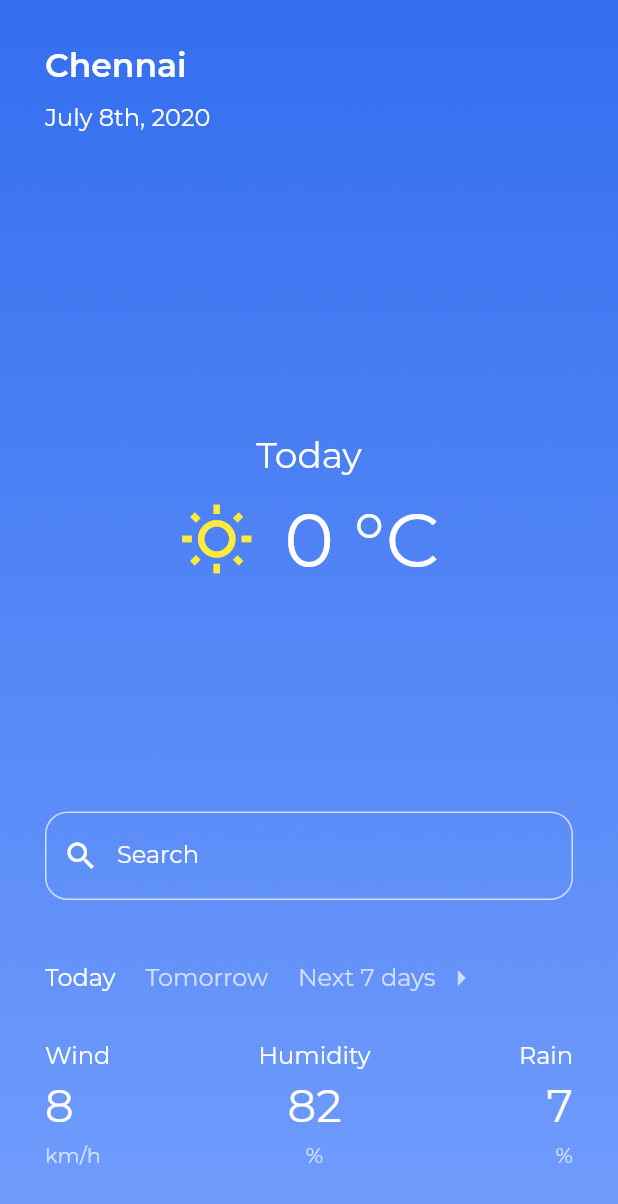
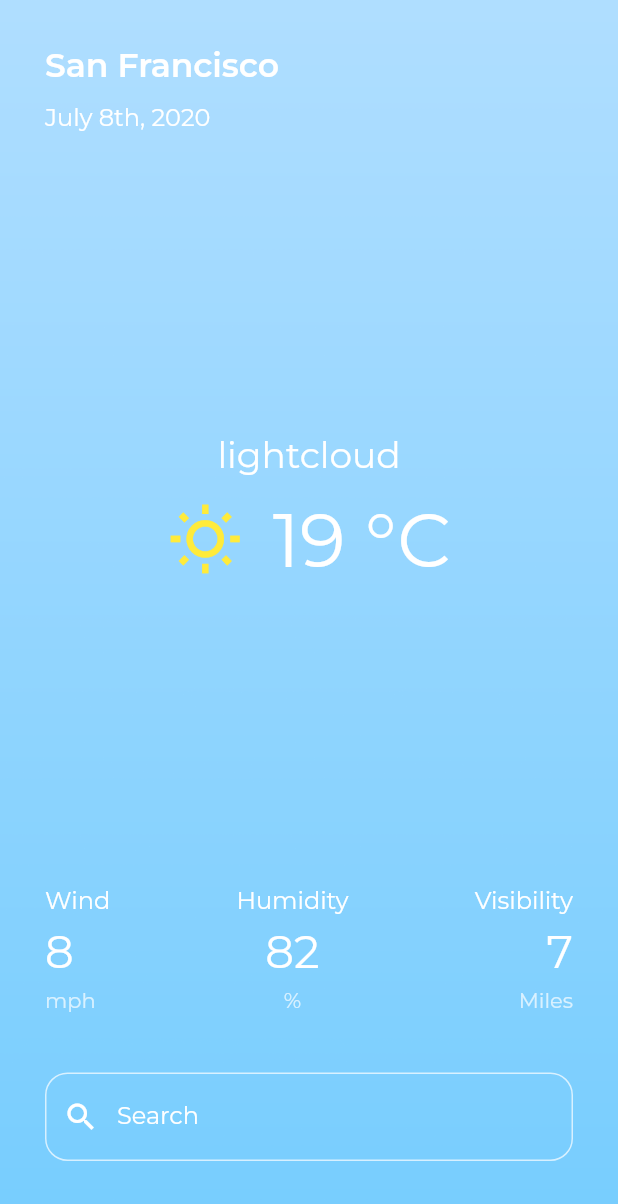
Before and after one commit to derryraja/WeatherCast, a Flutter app: the screen it shows after launch, on a phone screen of 412 x 824 dp. Shown: the top 1204 px of the screen. Run offline on Flutter 3.47's test engine with Material 2 defaults, Android fonts, the phone set to English and light mode, and no system bars; our stand-ins replace google_fonts.

Commit message:
Added Weather Forcast Functionality

```diff
--- a/lib/home_page.dart
+++ b/lib/home_page.dart
@@ -1,7 +1,9 @@
+import 'dart:convert';
 import 'package:flutter/cupertino.dart';
 import 'package:flutter/material.dart';
 import 'package:google_fonts/google_fonts.dart';
 import 'package:weathercast/Themes/app_color.dart';
+import 'package:http/http.dart' as http;
 
 class HomePage extends StatefulWidget {
   const HomePage({Key? key}) : super(key: key);
@@ -11,15 +13,55 @@ class HomePage extends StatefulWidget {
 }
 
 class _HomePageState extends State<HomePage> {
-  int temperature = 0;
-  String location = 'Chennai';
+  int temperature = 19;
+  String location = 'San Francisco';
+  int woeid = 2487956;
+  String weather = 'lightcloud';
+  int wind = 8;
+  int humidity = 82;
+  int visibility = 7;
+
+  String searchApiUrl =
+      'https://www.metaweather.com/api/location/search/?query=';
+  String locationApiUrl = 'https://www.metaweather.com/api/location/';
+
+  void fetchSearch(String input) async {
+    var oriSearchResult = searchApiUrl + input;
+    var searchResult = await http.get(Uri.parse(oriSearchResult));
+    var result = json.decode(searchResult.body)[0];
+
+    setState(() {
+      location = result["title"];
+      woeid = result["woeid"];
+    });
+  }
+
+  void fetchLocation() async {
+    var oriLocationResult = locationApiUrl + woeid.toString();
+    var locationResult = await http.get(Uri.parse(oriLocationResult));
+    var result = json.decode(locationResult.body);
+    var consolidated_weather = result["consolidated_weather"];
+    var data = consolidated_weather[0];
+    setState(() {
+      temperature = data["the_temp"].round();
+      weather = data["weather_state_name"].replaceAll(' ', '').toLowerCase();
+      wind = data["wind_speed"].round();
+      humidity = data["humidity"];
+      visibility = data["visibility"].round();
+    });
+  }
+
+  void onTextFieldSubmitted(String input) {
+    fetchSearch(input);
+    fetchLocation();
+  }
 
   @override
   Widget build(BuildContext context) {
     return Container(
       decoration: BoxDecoration(
         image: DecorationImage(
-          image: AssetImage('assets/clear.png'),
+          image: AssetImage('assets/$weather.png'),
           fit: BoxFit.cover,
         ),
       ),
@@ -62,7 +104,7 @@ class _HomePageState extends State<HomePage> {
                     mainAxisAlignment: MainAxisAlignment.center,
                     children: [
                       Text(
-                        'Today',
+                        weather,
                         style: GoogleFonts.montserrat(
                             fontSize: 24,
                             fontWeight: FontWeight.normal,
@@ -89,23 +131,165 @@ class _HomePageState extends State<HomePage> {
                                   fontWeight: FontWeight.normal,
                                   color: AppColor.kwhite),
                             ),
-                          ])
+                          ]),
+                    ],
+                  ),
+                ),
+                // Padding(
+                //   padding: const EdgeInsets.only(top: 40),
+                //   child: Row(
+                //     children: [
+                //       Text(
+                //         'Today',
+                //         style: GoogleFonts.montserrat(
+                //             fontSize: 16,
+                //             fontWeight: FontWeight.normal,
+                //             color: AppColor.kwhite),
+                //       ),
+                //       SizedBox(
+                //         width: 20,
+                //       ),
+                //       Text(
+                //         'Tomorrow',
+                //         style: GoogleFonts.montserrat(
+                //             fontSize: 16,
+                //             fontWeight: FontWeight.normal,
+                //             color: AppColor.klightGrey),
+                //       ),
+                //       SizedBox(
+                //         width: 20,
+                //       ),
+                //       Text(
+                //         'Next 7 days',
+                //         style: GoogleFonts.montserrat(
+                //             fontSize: 16,
+                //             fontWeight: FontWeight.normal,
+                //             color: AppColor.klightGrey),
+                //       ),
+                //       SizedBox(
+                //         width: 5,
+                //       ),
+                //       Icon(
+                //         Icons.arrow_right,
+                //         color: AppColor.klightGrey,
+                //       ),
+                //     ],
+                //   ),
+                // ),
+                Padding(
+                  padding: const EdgeInsets.only(top: 200),
+                  child: Row(
+                    mainAxisAlignment: MainAxisAlignment.spaceBetween,
+                    children: [
+                      Column(
+                        crossAxisAlignment: CrossAxisAlignment.start,
+                        children: [
+                          Text(
+                            'Wind',
+                            style: GoogleFonts.montserrat(
+                                fontSize: 16,
+                                fontWeight: FontWeight.normal,
+                                color: AppColor.kwhite),
+                          ),
+                          SizedBox(
+                            height: 5,
+                          ),
+                          Text(
+                            wind.toString(),
+                            style: GoogleFonts.montserrat(
+                                fontSize: 30,
+                                fontWeight: FontWeight.normal,
+                                color: AppColor.kwhite),
+                          ),
+                          SizedBox(
+                            height: 5,
+                          ),
+                          Text(
+                            'mph',
+                            style: GoogleFonts.montserrat(
+                                fontSize: 14,
+                                fontWeight: FontWeight.normal,
+                                color: AppColor.klightGrey),
+                          ),
+                        ],
+                      ),
+                      Column(
+                        crossAxisAlignment: CrossAxisAlignment.center,
+                        children: [
+                          Text(
+                            'Humidity',
+                            style: GoogleFonts.montserrat(
+                                fontSize: 16,
+                                fontWeight: FontWeight.normal,
+                                color: AppColor.kwhite),
+                          ),
+                          SizedBox(
+                            height: 5,
+                          ),
+                          Text(
+                            humidity.toString(),
+                            style: GoogleFonts.montserrat(
+                                fontSize: 30,
+                                fontWeight: FontWeight.normal,
+                                color: AppColor.kwhite),
+                          ),
+                          SizedBox(
+                            height: 5,
+                          ),
+                          Text(
+                            '%',
+                            style: GoogleFonts.montserrat(
+                                fontSize: 14,
+                                fontWeight: FontWeight.normal,
+                                color: AppColor.klightGrey),
+                          ),
+                        ],
+                      ),
+                      Column(
+                        crossAxisAlignment: CrossAxisAlignment.end,
+                        children: [
+                          Text(
+                            'Visibility',
+                            style: GoogleFonts.montserrat(
+                                fontSize: 16,
+                                fontWeight: FontWeight.normal,
+                                color: AppColor.kwhite),
+                          ),
+                          SizedBox(
+                            height: 5,
+                          ),
+                          Text(
+                            visibility.toString(),
+                            style: GoogleFonts.montserrat(
+                                fontSize: 30,
+                                fontWeight: FontWeight.normal,
+                                color: AppColor.kwhite),
+                          ),
+                          SizedBox(
+                            height: 5,
+                          ),
+                          Text(
+                            'Miles',
+                            style: GoogleFonts.montserrat(
+                                fontSize: 14,
+                                fontWeight: FontWeight.normal,
+                                color: AppColor.klightGrey),
+                          ),
+                        ],
+                      ),
                     ],
                   ),
                 ),
                 Padding(
-                  padding: const EdgeInsets.only(top: 150),
+                  padding: const EdgeInsets.only(top: 40),
                   child: TextField(
+                    onSubmitted: (String input) {
+                      onTextFieldSubmitted(input);
+                    },
                     style: TextStyle(
-                      color: AppColor.kprimaryColor,
+                      color: AppColor.kwhite,
                     ),
                     keyboardType: TextInputType.name,
-                    onChanged: (value) {
-                      setState(() {
-                        //email = value;
-                      });
-                    },
-                    //textAlign: TextAlign.start,
                     decoration: InputDecoration(
                       filled: true,
                       fillColor: Colors.transparent,
@@ -130,151 +314,6 @@ class _HomePageState extends State<HomePage> {
                     ),
                   ),
                 ),
-                Padding(
-                  padding: const EdgeInsets.only(top: 40),
-                  child: Row(
-                    children: [
-                      Text(
-                        'Today',
-                        style: GoogleFonts.montserrat(
-                            fontSize: 16,
-                            fontWeight: FontWeight.normal,
-                            color: AppColor.kwhite),
-                      ),
-                      SizedBox(
-                        width: 20,
-                      ),
-                      Text(
-                        'Tomorrow',
-                        style: GoogleFonts.montserrat(
-                            fontSize: 16,
-                            fontWeight: FontWeight.normal,
-                            color: AppColor.klightGrey),
-                      ),
-                      SizedBox(
-                        width: 20,
-                      ),
-                      Text(
-                        'Next 7 days',
-                        style: GoogleFonts.montserrat(
-                            fontSize: 16,
-                            fontWeight: FontWeight.normal,
-                            color: AppColor.klightGrey),
-                      ),
-                      SizedBox(
-                        width: 5,
-                      ),
-                      Icon(
-                        Icons.arrow_right,
-                        color: AppColor.klightGrey,
-                      ),
-                    ],
-                  ),
-                ),
-                Padding(
-                  padding: const EdgeInsets.only(top: 30),
-                  child: Row(
-                    mainAxisAlignment: MainAxisAlignment.spaceBetween,
-                    children: [
-                      Column(
-                        crossAxisAlignment: CrossAxisAlignment.start,
-                        children: [
-                          Text(
-                            'Wind',
-                            style: GoogleFonts.montserrat(
-                                fontSize: 16,
-                                fontWeight: FontWeight.normal,
-                                color: AppColor.kwhite),
-                          ),
-                          SizedBox(
-                            height: 5,
-                          ),
-                          Text(
-                            '8',
-                            style: GoogleFonts.montserrat(
-                                fontSize: 30,
-                                fontWeight: FontWeight.normal,
-                                color: AppColor.kwhite),
-                          ),
-                          SizedBox(
-                            height: 5,
-                          ),
-                          Text(
-                            'km/h',
-                            style: GoogleFonts.montserrat(
-                                fontSize: 14,
-                                fontWeight: FontWeight.normal,
-                                color: AppColor.klightGrey),
-                          ),
-                        ],
-                      ),
-                      Column(
-                        crossAxisAlignment: CrossAxisAlignment.center,
-                        children: [
-                          Text(
-                            'Humidity',
-                            style: GoogleFonts.montserrat(
-                                fontSize: 16,
-                                fontWeight: FontWeight.normal,
-                                color: AppColor.kwhite),
-                          ),
-                          SizedBox(
-                            height: 5,
-                          ),
-                          Text(
-                            '82',
-                            style: GoogleFonts.montserrat(
-                                fontSize: 30,
-                                fontWeight: FontWeight.normal,
-                                color: AppColor.kwhite),
-                          ),
-                          SizedBox(
-                            height: 5,
-                          ),
-                          Text(
-                            '%',
-                            style: GoogleFonts.montserrat(
-                                fontSize: 14,
-                                fontWeight: FontWeight.normal,
-                                color: AppColor.klightGrey),
-                          ),
-                        ],
-                      ),
-                      Column(
-                        crossAxisAlignment: CrossAxisAlignment.end,
-                        children: [
-                          Text(
-                            'Rain',
-                            style: GoogleFonts.montserrat(
-                                fontSize: 16,
-                                fontWeight: FontWeight.normal,
-                                color: AppColor.kwhite),
-                          ),
-                          SizedBox(
-                            height: 5,
-                          ),
-                          Text(
-                            '7',
-                            style: GoogleFonts.montserrat(
-                                fontSize: 30,
-                                fontWeight: FontWeight.normal,
-                                color: AppColor.kwhite),
-                          ),
-                          SizedBox(
-                            height: 5,
-                          ),
-                          Text(
-                            '%',
-                            style: GoogleFonts.montserrat(
-                                fontSize: 14,
-                                fontWeight: FontWeight.normal,
-                                color: AppColor.klightGrey),
-                          ),
-                        ],
-                      ),
-                    ],
-                  ),
-                )
               ],
             ),
           ),
--- a/pubspec.yaml
+++ b/pubspec.yaml
@@ -35,6 +35,7 @@ dependencies:
   # Use with the CupertinoIcons class for iOS style icons.
   cupertino_icons: ^1.0.2
   google_fonts: ^2.1.0
+  http: ^0.13.3
 
 dev_dependencies:
   flutter_test:
```
Also changed, not shown: pubspec.lock.
